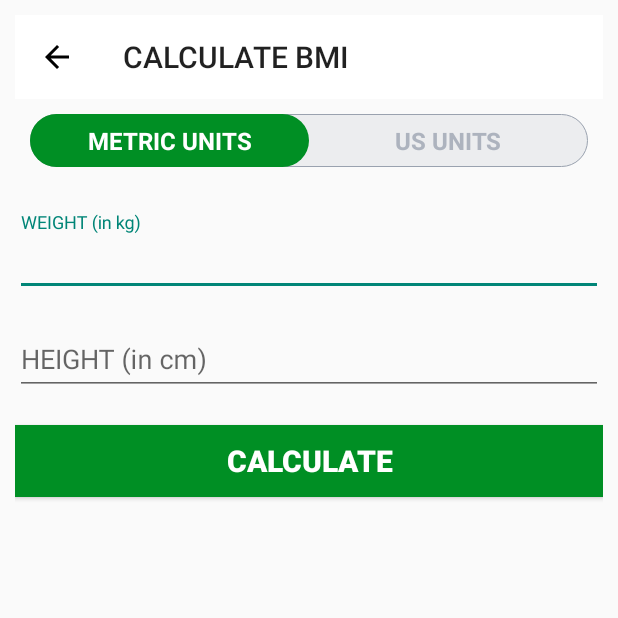
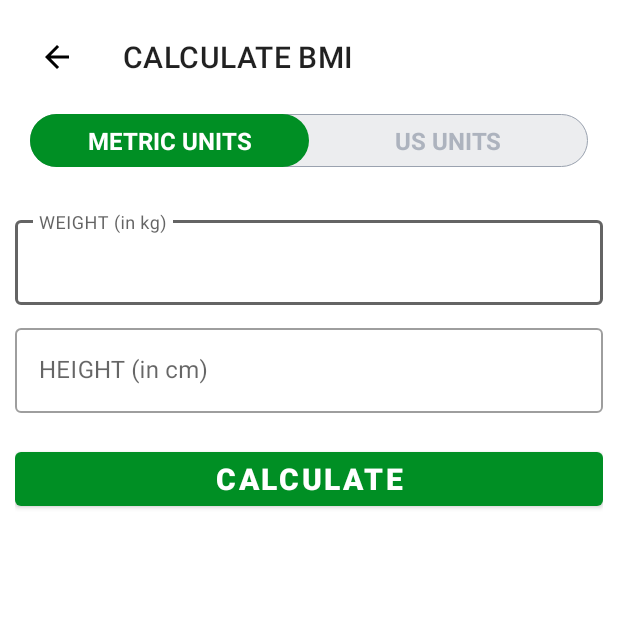
Before and after one commit to shaibusunnuma/Alphaphit, an Android app: the BMIActivity screen opened directly, with no data from a screen before it, on a phone screen of 412 x 824 dp, the top half of it. Run offline under Robolectric (Android 15) with nearby library versions, the phone set to English and light mode, and no system bars.

Commit message:
Added an outline to the text input widget

```diff
--- a/app/src/main/java/com/example/alphaphitness/ExerciseActivity2.kt
+++ b/app/src/main/java/com/example/alphaphitness/ExerciseActivity2.kt
@@ -15,8 +15,8 @@ import kotlinx.android.synthetic.main.quit_dialog.*
 import java.util.*
 
 class ExerciseActivity2 : AppCompatActivity(), TextToSpeech.OnInitListener {
-    private var exerciseTimerDuration: Long = 10000
-    private var resTimerDuration: Long = 5000
+    private var exerciseTimerDuration: Long = 30000
+    private var resTimerDuration: Long = 10000
     private var timerDuration: Long = resTimerDuration
     private var restTimer: CountDownTimer? = null
     private var rest:Boolean = false
@@ -90,7 +90,7 @@ class ExerciseActivity2 : AppCompatActivity(), TextToSpeech.OnInitListener {
             }
 
             override fun onFinish() {//check if exercises are finished
-                if(currentExercisePosistion >= 0){
+                if(currentExercisePosistion >= totalExercises-1){
                     finish()
                     startActivity(Intent(this@ExerciseActivity2, FinishActivity::class.java))
                 }
--- a/app/src/main/res/layout/activity_b_m_i.xml
+++ b/app/src/main/res/layout/activity_b_m_i.xml
@@ -63,6 +63,7 @@
         android:orientation="vertical">
 
         <com.google.android.material.textfield.TextInputLayout
+            style="@style/Widget.MaterialComponents.TextInputLayout.OutlinedBox"
             android:id="@+id/tilweight"
             android:layout_width="match_parent"
             android:layout_height="wrap_content"
@@ -77,6 +78,7 @@
 
         </com.google.android.material.textfield.TextInputLayout>
         <com.google.android.material.textfield.TextInputLayout
+            style="@style/Widget.MaterialComponents.TextInputLayout.OutlinedBox"
             android:id="@+id/tilheight"
             android:layout_width="match_parent"
             android:layout_height="wrap_content"
@@ -101,6 +103,7 @@
             android:visibility="gone"
             android:layout_gravity="center">
             <com.google.android.material.textfield.TextInputLayout
+                style="@style/Widget.MaterialComponents.TextInputLayout.OutlinedBox"
                 android:id="@+id/tilfeet"
                 android:layout_width="0dp"
                 android:layout_height="wrap_content"
@@ -117,6 +120,7 @@
 
             </com.google.android.material.textfield.TextInputLayout>
             <com.google.android.material.textfield.TextInputLayout
+                style="@style/Widget.MaterialComponents.TextInputLayout.OutlinedBox"
                 android:id="@+id/tilinch"
                 android:layout_width="0dp"
                 android:layout_height="wrap_content"
@@ -187,7 +191,7 @@
         android:layout_height="wrap_content"
         android:layout_below="@+id/results"
         android:layout_marginTop="20dp"
-        android:background="@color/colorAccent"
+        android:theme="@style/ButtonBackground"
         android:text="calculate"
         android:textColor="@color/colorWhite"
         android:textSize="20sp"
--- a/app/src/main/res/layout/activity_finish.xml
+++ b/app/src/main/res/layout/activity_finish.xml
@@ -58,7 +58,7 @@
         android:layout_gravity="bottom"
         android:layout_width="match_parent"
         android:layout_height="wrap_content"
-        android:background="@color/colorAccent"
+        android:theme="@style/ButtonBackground"
         android:textStyle="bold"
         android:textSize="20sp"
         android:text="finish"
--- a/app/src/main/res/values/styles.xml
+++ b/app/src/main/res/values/styles.xml
@@ -1,6 +1,6 @@
 <resources>
     <!-- Base application theme. -->
-    <style name="AppTheme" parent="Theme.AppCompat.Light.DarkActionBar">
+    <style name="AppTheme" parent="Theme.MaterialComponents.Light.NoActionBar">
         <!-- Customize your theme here. -->
         <item name="colorPrimary">@color/colorPrimary</item>
         <item name="colorPrimaryDark">@color/colorPrimaryDark</item>
@@ -11,4 +11,8 @@
         <item name="colorControlNormal">@color/toolbar_color_control_normal</item>
     </style>
 
+    <style name="ButtonBackground" parent="ThemeOverlay.AppCompat.DayNight.ActionBar">
+        <item name="colorPrimary">@color/colorAccent</item>
+    </style>
+
 </resources>
```
Also changed, not shown: app/src/main/AndroidManifest.xml (+5 -5 lines).
